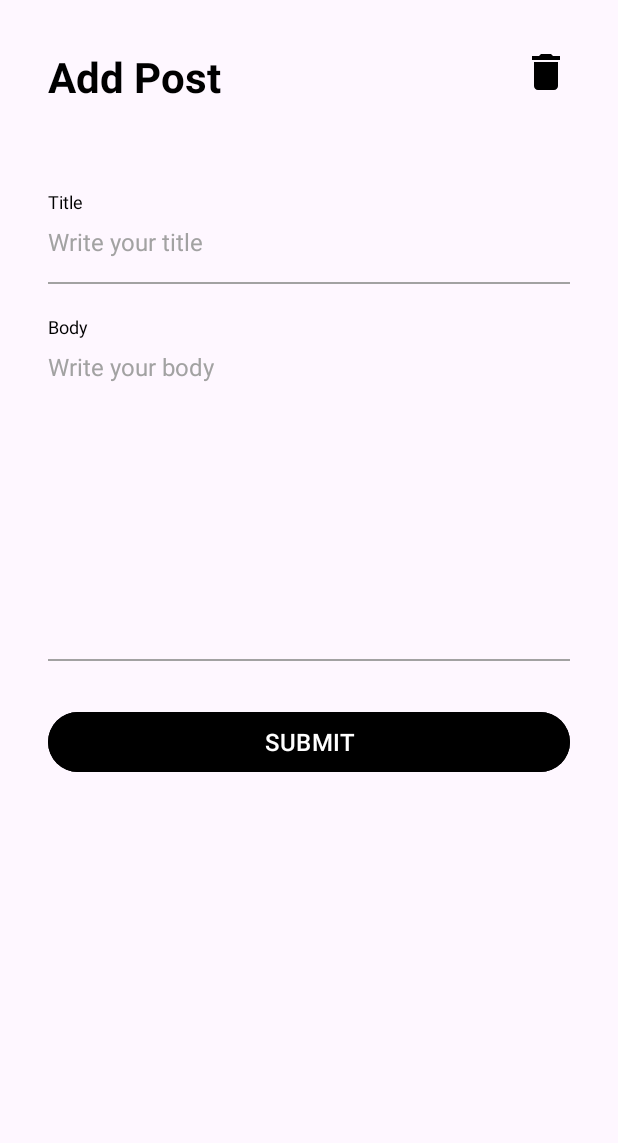
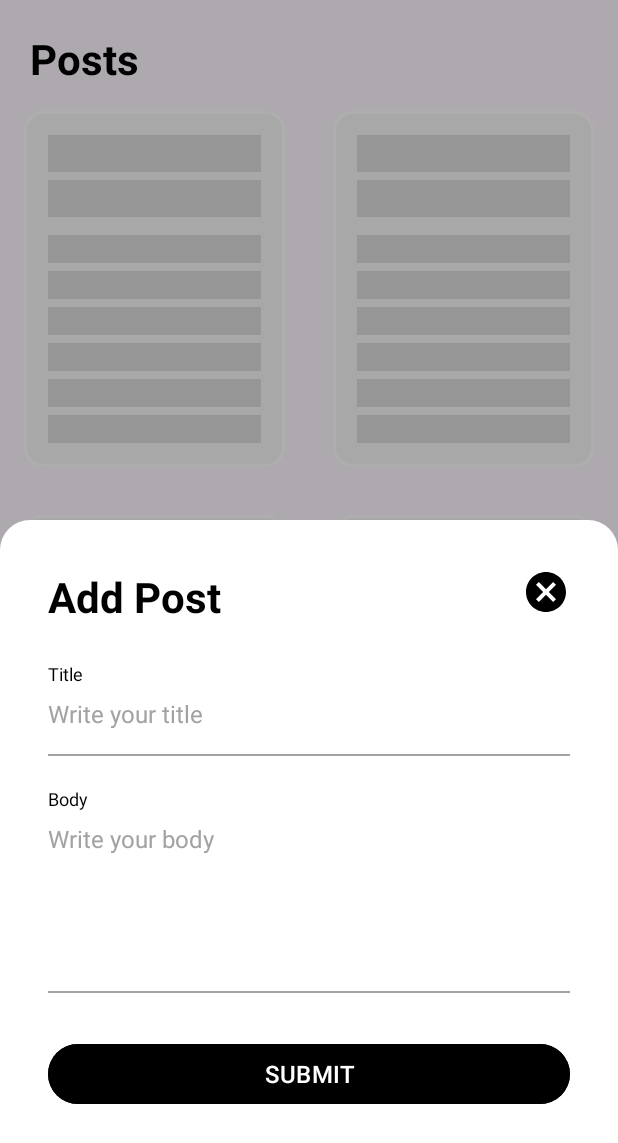
Before and after one commit to hrithikvish/Learning-MVVM-Posts-App, an Android app: the MainFragment screen opened through its navigation route, after a tap on "Create Post", on a phone screen of 412 x 824 dp. Shown: the top 1143 px of the screen. Run offline under Robolectric (Android 15) with nearby library versions, the phone set to English and light mode, and no system bars; our stand-ins replace Dagger/Hilt's generated code, Shimmer; network calls fail; 3 statements that could not run were skipped.

Commit message:
added bottom sheet for Add Post

```diff
--- a/app/build.gradle.kts
+++ b/app/build.gradle.kts
@@ -37,6 +37,7 @@ android {
     }
     buildFeatures {
         viewBinding = true
+        dataBinding = true
     }
 }
 
--- /dev/null
+++ b/app/src/main/java/com/hrithikvish/mvvmpostsapp/AddPostBottomSheetDialogFragment.kt
@@ -0,0 +1,87 @@
+package com.hrithikvish.mvvmpostsapp
+
+import android.os.Bundle
+import android.view.LayoutInflater
+import android.view.View
+import android.view.ViewGroup
+import androidx.fragment.app.viewModels
+import androidx.lifecycle.ViewModelProvider
+import com.google.android.material.R
+import com.google.android.material.bottomsheet.BottomSheetBehavior
+import com.google.android.material.bottomsheet.BottomSheetDialog
+import com.google.android.material.bottomsheet.BottomSheetDialogFragment
+import com.hrithikvish.mvvmpostsapp.databinding.FragmentAddPostBottomSheetDialogBinding
+import com.hrithikvish.mvvmpostsapp.model.postModel.PostRequest
+import com.hrithikvish.mvvmpostsapp.util.UserIdManager
+import com.hrithikvish.mvvmpostsapp.viewmodel.PostViewModel
+import javax.inject.Inject
+
+class AddPostBottomSheetDialogFragment: BottomSheetDialogFragment() {
+
+    private var _binding: FragmentAddPostBottomSheetDialogBinding? = null
+    private val binding get() = _binding!!
+    private lateinit var postViewModel: PostViewModel
+
+    @Inject
+    lateinit var userIdManager: UserIdManager
+
+    override fun onCreateView(
+        inflater: LayoutInflater,
+        container: ViewGroup?,
+        savedInstanceState: Bundle?
+    ): View? {
+        _binding = FragmentAddPostBottomSheetDialogBinding.inflate(inflater, container, false)
+        return binding.root
+    }
+
+    override fun onViewCreated(view: View, savedInstanceState: Bundle?) {
+        super.onViewCreated(view, savedInstanceState)
+
+        setTransparentBackground()
+        setWidthHeight()
+        setFullHeight()
+        initViewModel()
+        setClickListeners()
+    }
+
+    private fun initViewModel() {
+        postViewModel = ViewModelProvider(requireActivity())[PostViewModel::class.java]
+    }
+
+    private fun setClickListeners() {
+        binding.btnCancel.setOnClickListener {
+            dialog?.dismiss()
+        }
+        binding.btnSubmit.setOnClickListener {
+            val postTitle = binding.txtTitle.text.toString()
+            val postBody = binding.txtBody.text.toString()
+            postViewModel.addPost(PostRequest(userIdManager.getUserId(), postTitle, postBody))
+        }
+    }
+
+    private fun setFullHeight() {
+        (dialog as BottomSheetDialog).behavior.state = BottomSheetBehavior.STATE_EXPANDED
+    }
+
+    private fun setWidthHeight() {
+        dialog?.window?.setLayout(
+            ViewGroup.LayoutParams.MATCH_PARENT,
+            ViewGroup.LayoutParams.MATCH_PARENT
+        )
+    }
+
+    private fun setTransparentBackground() {
+        dialog?.apply {
+            setOnShowListener {
+                val bottomSheet = findViewById<View?>(R.id.design_bottom_sheet)
+                bottomSheet?.setBackgroundResource(android.R.color.transparent)
+            }
+        }
+    }
+
+    override fun onDestroyView() {
+        _binding = null
+        super.onDestroyView()
+    }
+
+}
--- a/app/src/main/java/com/hrithikvish/mvvmpostsapp/MainFragment.kt
+++ b/app/src/main/java/com/hrithikvish/mvvmpostsapp/MainFragment.kt
@@ -33,9 +33,6 @@ class MainFragment : Fragment() {
     private val postViewModel by viewModels<PostViewModel>()
 
     private lateinit var postAdapter: PostAdapter
-
-    @Inject
-    lateinit var userIdManager: UserIdManager
 
     @Inject
     lateinit var connectivityChecker: ConnectivityChecker
@@ -110,7 +107,8 @@ class MainFragment : Fragment() {
 
     private fun setClickListeners() {
         binding.addPostBtn.setOnClickListener {
-            findNavController().navigate(R.id.action_mainFragment_to_postFragment)
+//            findNavController().navigate(R.id.action_mainFragment_to_postFragment)
+            AddPostBottomSheetDialogFragment().show(parentFragmentManager, "addPost")
         }
     }
 
--- /dev/null
+++ b/app/src/main/res/drawable/ic_cancel.xml
@@ -0,0 +1,5 @@
+<vector xmlns:android="http://schemas.android.com/apk/res/android" android:height="24dp" android:tint="#000000" android:viewportHeight="24" android:viewportWidth="24" android:width="24dp">
+
+    <path android:fillColor="@android:color/white" android:pathData="M12,2C6.47,2 2,6.47 2,12s4.47,10 10,10 10,-4.47 10,-10S17.53,2 12,2zM17,15.59L15.59,17 12,13.41 8.41,17 7,15.59 10.59,12 7,8.41 8.41,7 12,10.59 15.59,7 17,8.41 13.41,12 17,15.59z"/>
+
+</vector>
--- /dev/null
+++ b/app/src/main/res/drawable/rounded_top_corners_bg.xml
@@ -0,0 +1,7 @@
+<?xml version="1.0" encoding="utf-8"?>
+<shape xmlns:android="http://schemas.android.com/apk/res/android">
+    <solid android:color="@color/white" />
+    <corners
+        android:topLeftRadius="20dp"
+        android:topRightRadius="20dp" />
+</shape>
--- /dev/null
+++ b/app/src/main/res/layout/fragment_add_post_bottom_sheet_dialog.xml
@@ -0,0 +1,139 @@
+<?xml version="1.0" encoding="utf-8"?>
+<androidx.constraintlayout.widget.ConstraintLayout
+    xmlns:android="http://schemas.android.com/apk/res/android"
+    xmlns:app="http://schemas.android.com/apk/res-auto"
+    xmlns:tools="http://schemas.android.com/tools"
+    android:layout_width="match_parent"
+    android:layout_height="wrap_content"
+    android:background="@drawable/rounded_top_corners_bg">
+
+    <TextView
+        android:id="@+id/add_text"
+        android:layout_width="match_parent"
+        android:layout_height="wrap_content"
+        android:layout_marginStart="32dp"
+        android:layout_marginTop="32dp"
+        android:layout_marginEnd="16dp"
+        android:text="Add Post"
+        android:textColor="@color/black"
+        android:textSize="28sp"
+        android:textStyle="bold"
+        app:layout_constraintEnd_toEndOf="parent"
+        app:layout_constraintStart_toStartOf="parent"
+        app:layout_constraintTop_toTopOf="parent" />
+
+    <ImageView
+        android:id="@+id/btn_cancel"
+        android:layout_width="32dp"
+        android:layout_height="32dp"
+        android:layout_marginTop="32dp"
+        android:layout_marginRight="16dp"
+        android:src="@drawable/ic_cancel"
+        app:layout_constraintEnd_toEndOf="@+id/add_text"
+        app:layout_constraintTop_toTopOf="parent"
+        app:tint="@color/black" />
+
+    <LinearLayout
+        android:layout_width="match_parent"
+        android:layout_height="wrap_content"
+        android:layout_marginLeft="32dp"
+        android:layout_marginRight="32dp"
+        android:orientation="vertical"
+        android:paddingBottom="20dp"
+        app:layout_constraintEnd_toEndOf="parent"
+        app:layout_constraintStart_toStartOf="parent"
+        app:layout_constraintTop_toBottomOf="@+id/add_text">
+
+        <TextView
+            android:layout_width="wrap_content"
+            android:layout_height="wrap_content"
+            android:layout_marginTop="24dp"
+            android:text="@string/note_title"
+            android:textColor="@color/black"
+            android:textSize="12sp" />
+
+        <EditText
+            android:id="@+id/txt_title"
+            android:layout_width="match_parent"
+            android:layout_height="wrap_content"
+            android:layout_marginTop="7dp"
+            android:background="@android:color/transparent"
+            android:hint="@string/txt_title_hint"
+            android:textColor="@color/black"
+            android:textColorHint="@color/light_gray"
+            android:textSize="16sp" />
+
+        <View
+            android:layout_width="match_parent"
+            android:layout_height="1dp"
+            android:layout_marginTop="16dp"
+            android:background="@color/light_gray" />
+
+        <TextView
+            android:layout_width="wrap_content"
+            android:layout_height="wrap_content"
+            android:layout_marginTop="20dp"
+            android:text="@string/txt_body"
+            android:textColor="@color/black"
+            android:textSize="12sp" />
+
+        <EditText
+            android:id="@+id/txt_body"
+            android:layout_width="match_parent"
+            android:layout_height="wrap_content"
+            android:layout_marginTop="7dp"
+            android:background="@android:color/transparent"
+            android:gravity="top|start"
+            android:hint="@string/txt_body_hint"
+            android:inputType="textMultiLine"
+            android:lines="5"
+            android:scrollbars="vertical"
+            android:scrollHorizontally="false"
+            android:textColor="@color/black"
+            android:textColorHint="@color/light_gray"
+            android:textSize="16sp" />
+
+        <View
+            android:layout_width="match_parent"
+            android:layout_height="1dp"
+            android:layout_marginTop="16dp"
+            android:background="@color/light_gray" />
+
+        <Button
+            android:id="@+id/btn_submit"
+            style="@style/Widget.Material3.Button"
+            android:layout_width="match_parent"
+            android:layout_height="wrap_content"
+            android:layout_marginTop="30dp"
+            android:backgroundTint="@color/black"
+            android:text="@string/txt_submit"
+            android:textAllCaps="true"
+            android:textColor="@color/white"
+            android:textSize="16sp" />
+
+        <TextView
+            android:id="@+id/response_tv_head"
+            android:layout_width="match_parent"
+            android:layout_height="wrap_content"
+            android:layout_marginTop="20dp"
+            tools:text="Update Response:"
+            android:textColor="@color/highlight_text_color"
+            android:textSize="14sp" />
+
+        <ScrollView
+            android:layout_width="match_parent"
+            android:layout_height="wrap_content"
+            android:layout_marginTop="5dp">
+
+            <TextView
+                android:id="@+id/response_tv"
+                android:layout_width="match_parent"
+                android:layout_height="wrap_content"
+                android:textColor="@color/black"
+                android:textSize="14sp" />
+
+        </ScrollView>
+
+    </LinearLayout>
+
+</androidx.constraintlayout.widget.ConstraintLayout>
```
